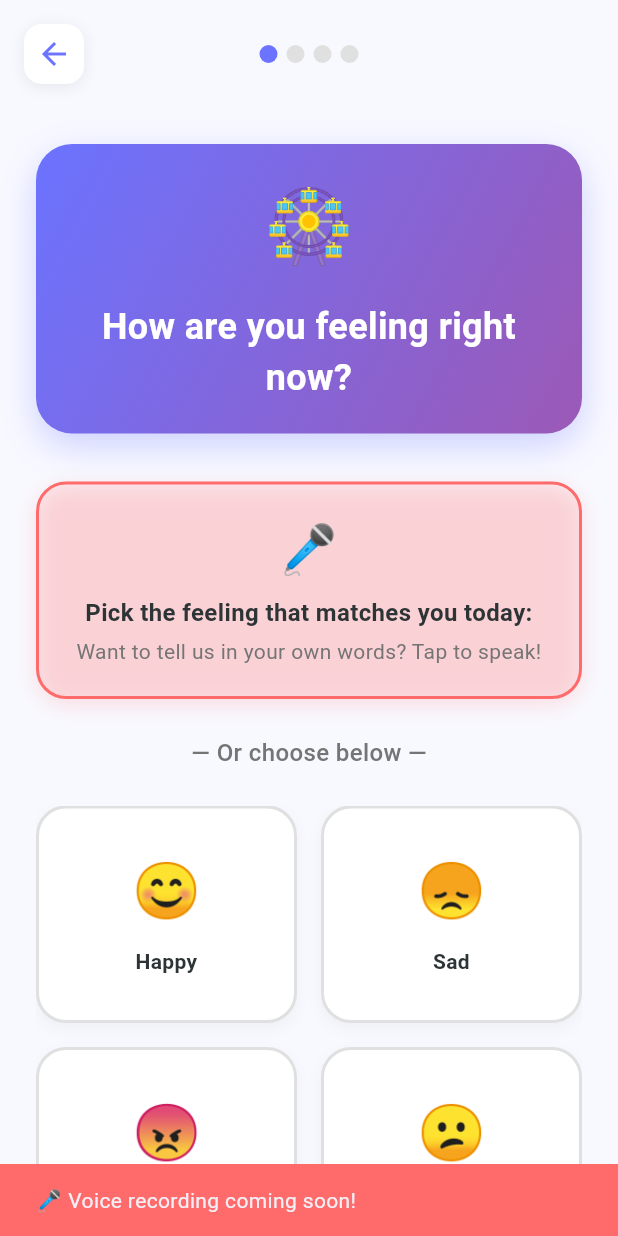
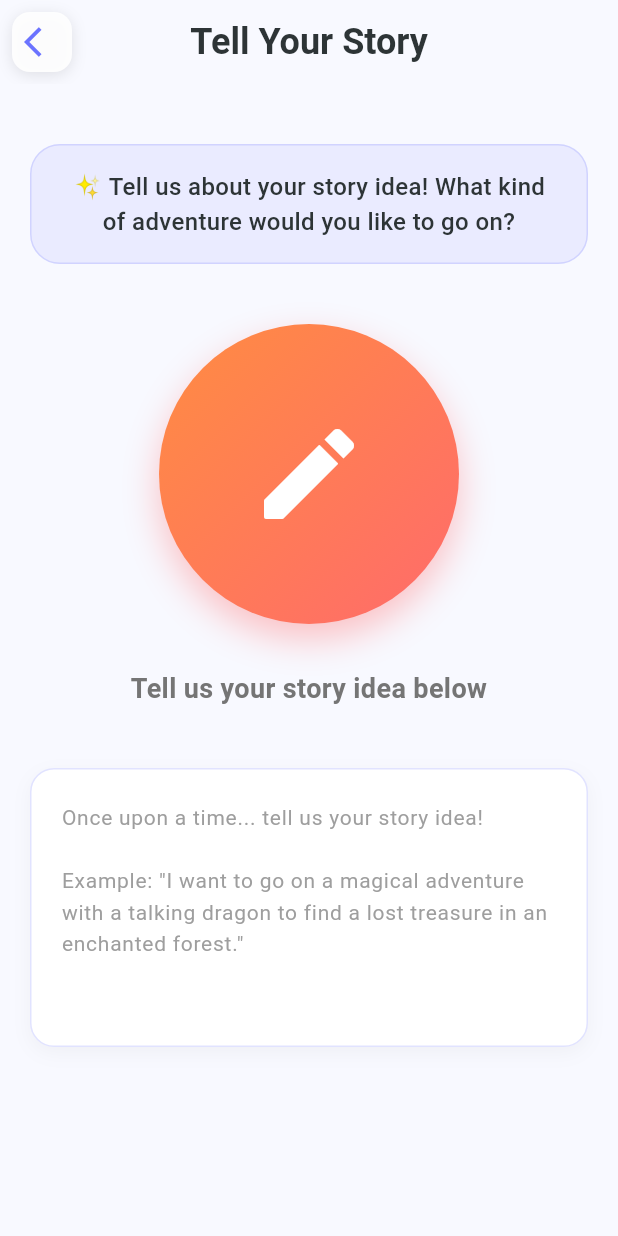
Before and after one commit to DalenVilla/Story-Buddy, a Flutter app: the StoryOnboardingScreen screen opened directly, after a tap on "Pick the feeling that matches you today:", on a phone screen of 412 x 824 dp. Run offline on Flutter 3.47's test engine with Material 3 defaults, Android fonts, the phone set to English and light mode, and no system bars; our stand-ins replace flutter_dotenv, shared_preferences; accounts and stored records are empty.

Commit message:
added mic

```diff
--- /dev/null
+++ b/lib/screens/student/speech_recording_screen.dart
@@ -0,0 +1,216 @@
+import 'package:flutter/material.dart';
+
+class SpeechRecordingScreen extends StatefulWidget {
+  const SpeechRecordingScreen({super.key});
+
+  @override
+  State<SpeechRecordingScreen> createState() => _SpeechRecordingScreenState();
+}
+
+class _SpeechRecordingScreenState extends State<SpeechRecordingScreen> {
+  final TextEditingController _textController = TextEditingController();
+  String _text = '';
+
+  @override
+  void dispose() {
+    _textController.dispose();
+    super.dispose();
+  }
+
+  @override
+  Widget build(BuildContext context) {
+    return Scaffold(
+      backgroundColor: const Color(0xFFF8F9FF),
+      appBar: AppBar(
+        backgroundColor: Colors.transparent,
+        elevation: 0,
+        leading: Container(
+          margin: const EdgeInsets.all(8),
+          decoration: BoxDecoration(
+            color: Colors.white.withOpacity(0.9),
+            borderRadius: BorderRadius.circular(12),
+            boxShadow: [
+              BoxShadow(
+                color: Colors.black.withOpacity(0.1),
+                blurRadius: 8,
+                offset: const Offset(0, 2),
+              ),
+            ],
+          ),
+          child: IconButton(
+            icon: const Icon(Icons.arrow_back_ios, color: Color(0xFF6B73FF)),
+            onPressed: () => Navigator.pop(context),
+          ),
+        ),
+        title: const Text(
+          'Tell Your Story',
+          style: TextStyle(
+            color: Color(0xFF2D3436),
+            fontWeight: FontWeight.w700,
+            fontSize: 24,
+          ),
+        ),
+        centerTitle: true,
+      ),
+      body: SingleChildScrollView(
+        padding: const EdgeInsets.all(20),
+        child: Column(
+          children: [
+            const SizedBox(height: 20),
+
+            // Instruction text
+            Container(
+              padding: const EdgeInsets.symmetric(horizontal: 20, vertical: 16),
+              decoration: BoxDecoration(
+                color: const Color(0xFF6B73FF).withOpacity(0.1),
+                borderRadius: BorderRadius.circular(20),
+                border: Border.all(
+                  color: const Color(0xFF6B73FF).withOpacity(0.2),
+                ),
+              ),
+              child: const Text(
+                '✨ Tell us about your story idea! What kind of adventure would you like to go on?',
+                style: TextStyle(
+                  fontSize: 16,
+                  fontWeight: FontWeight.w500,
+                  color: Color(0xFF2D3436),
+                ),
+                textAlign: TextAlign.center,
+              ),
+            ),
+
+            const SizedBox(height: 40),
+
+            // Giant text input icon
+            Container(
+              width: 200,
+              height: 200,
+              decoration: BoxDecoration(
+                shape: BoxShape.circle,
+                gradient: const LinearGradient(
+                  begin: Alignment.topLeft,
+                  end: Alignment.bottomRight,
+                  colors: [
+                    Color(0xFFFF8C42),
+                    Color(0xFFFF6B6B),
+                  ],
+                ),
+                boxShadow: [
+                  BoxShadow(
+                    color: const Color(0xFFFF6B6B).withOpacity(0.4),
+                    blurRadius: 20,
+                    offset: const Offset(0, 10),
+                  ),
+                ],
+              ),
+              child: const Icon(
+                Icons.edit_rounded,
+                size: 80,
+                color: Colors.white,
+              ),
+            ),
+
+            const SizedBox(height: 30),
+
+            Text(
+              'Tell us your story idea below',
+              style: TextStyle(
+                fontSize: 18,
+                fontWeight: FontWeight.w600,
+                color: Colors.grey[600],
+              ),
+              textAlign: TextAlign.center,
+            ),
+
+            const SizedBox(height: 40),
+
+            // Text input field
+            Container(
+              decoration: BoxDecoration(
+                color: Colors.white,
+                borderRadius: BorderRadius.circular(16),
+                border: Border.all(
+                  color: const Color(0xFF6B73FF).withOpacity(0.2),
+                ),
+                boxShadow: [
+                  BoxShadow(
+                    color: Colors.grey.withOpacity(0.1),
+                    blurRadius: 10,
+                    offset: const Offset(0, 4),
+                  ),
+                ],
+              ),
+              child: TextField(
+                controller: _textController,
+                onChanged: (value) {
+                  setState(() {
+                    _text = value;
+                  });
+                },
+                maxLines: 6,
+                decoration: const InputDecoration(
+                  hintText: 'Once upon a time... tell us your story idea!\n\nExample: "I want to go on a magical adventure with a talking dragon to find a lost treasure in an enchanted forest."',
+                  hintStyle: TextStyle(
+                    color: Colors.grey,
+                    fontSize: 14,
+                  ),
+                  border: InputBorder.none,
+                  contentPadding: EdgeInsets.all(20),
+                ),
+                style: const TextStyle(
+                  fontSize: 16,
+                  height: 1.5,
+                  color: Color(0xFF2D3436),
+                ),
+              ),
+            ),
+
+            const SizedBox(height: 30),
+
+            // Generate Story button
+            if (_text.isNotEmpty) ...[
+              SizedBox(
+                width: double.infinity,
+                child: ElevatedButton.icon(
+                  onPressed: () {
+                    // For now, just show a message
+                    ScaffoldMessenger.of(context).showSnackBar(
+                      SnackBar(
+                        content: const Text('🎉 Story generation coming soon!'),
+                        backgroundColor: const Color(0xFF6B73FF),
+                        behavior: SnackBarBehavior.floating,
+                        shape: RoundedRectangleBorder(
+                          borderRadius: BorderRadius.circular(10),
+                        ),
+                      ),
+                    );
+                  },
+                  icon: const Icon(Icons.auto_stories_rounded),
+                  label: const Text(
+                    'Generate Story',
+                    style: TextStyle(
+                      fontSize: 18,
+                      fontWeight: FontWeight.w600,
+                    ),
+                  ),
+                  style: ElevatedButton.styleFrom(
+                    backgroundColor: const Color(0xFF6B73FF),
+                    foregroundColor: Colors.white,
+                    padding: const EdgeInsets.symmetric(vertical: 16),
+                    shape: RoundedRectangleBorder(
+                      borderRadius: BorderRadius.circular(16),
+                    ),
+                    elevation: 4,
+                    shadowColor: const Color(0xFF6B73FF).withOpacity(0.3),
+                  ),
+                ),
+              ),
+            ],
+
+            const SizedBox(height: 40),
+          ],
+        ),
+      ),
+    );
+  }
+}
--- a/lib/screens/student/story_onboarding_screen.dart
+++ b/lib/screens/student/story_onboarding_screen.dart
@@ -1,5 +1,6 @@
 import 'package:flutter/material.dart';
 import 'story_generating_screen.dart';
+import 'speech_recording_screen.dart';
 
 class StoryOnboardingScreen extends StatefulWidget {
   const StoryOnboardingScreen({super.key});
@@ -138,10 +139,10 @@ class _StoryOnboardingScreenState extends State<StoryOnboardingScreen> {
           // Voice button
           GestureDetector(
             onTap: () {
-              ScaffoldMessenger.of(context).showSnackBar(
-                const SnackBar(
-                  content: Text('🎤 Voice recording coming soon!'),
-                  backgroundColor: Color(0xFFFF6B6B),
+              Navigator.push(
+                context,
+                MaterialPageRoute(
+                  builder: (context) => const SpeechRecordingScreen(),
                 ),
               );
             },
--- a/pubspec.yaml
+++ b/pubspec.yaml
@@ -37,6 +37,7 @@ dependencies:
   http: ^1.1.0
   flutter_dotenv: ^5.1.0
   shared_preferences: ^2.2.2
+
 
 dev_dependencies:
   flutter_test:
```
Also changed, not shown: 2 other files.
